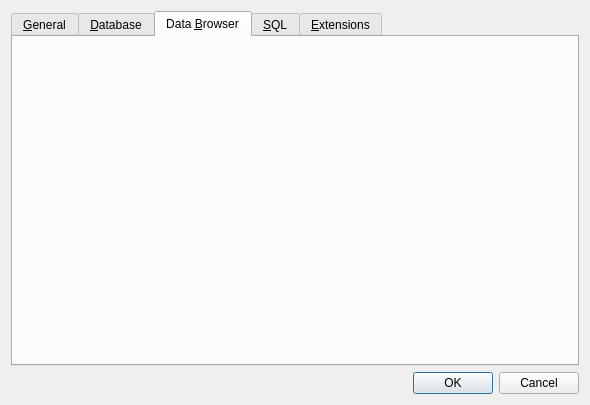
Above: src/PreferencesDialog.ui from sqlitebrowser/sqlitebrowser before the change. Below: the same form after it.
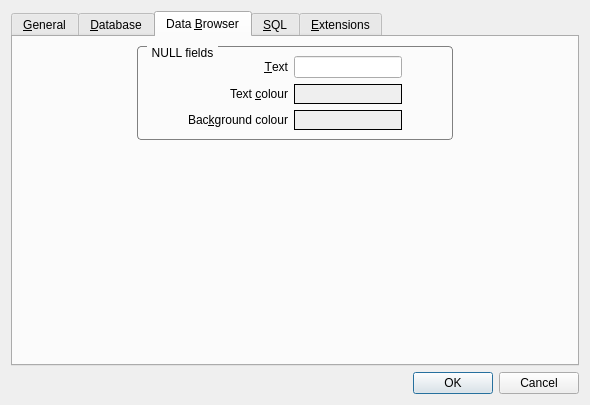
That is the form after the change. The open tabs and pages were chosen to show the change. Icons and pictures are not drawn.

Commit message:
preferencesdialog: Add NULL fields style options to Data Browser tab
This adds the ability to customize the text, font colour
and background colour of NULL fields.

The edit to the form file:
```diff
--- a/src/PreferencesDialog.ui
+++ b/src/PreferencesDialog.ui
@@ -228,6 +228,179 @@
       <attribute name="title">
        <string>Data &amp;Browser</string>
       </attribute>
+      <layout class="QHBoxLayout" name="horizontalLayout_3">
+       <item>
+        <spacer name="horizontalSpacer">
+         <property name="orientation">
+          <enum>Qt::Horizontal</enum>
+         </property>
+         <property name="sizeHint" stdset="0">
+          <size>
+           <width>40</width>
+           <height>20</height>
+          </size>
+         </property>
+        </spacer>
+       </item>
+       <item>
+        <layout class="QVBoxLayout" name="verticalLayout_5">
+         <item>
+          <widget class="QGroupBox" name="groupBox">
+           <property name="autoFillBackground">
+            <bool>false</bool>
+           </property>
+           <property name="styleSheet">
+            <string notr="true">QGroupBox {
+    border: 1px solid gray;
+    border-radius: 4px;
+    margin-top: 1ex;
+}
+
+QGroupBox::title {
+    subcontrol-origin: margin;
+    subcontrol-position: top left;
+    left: 10px;
+    padding: 0 3px 0 3px;
+}</string>
+           </property>
+           <property name="title">
+            <string>NULL fields</string>
+           </property>
+           <property name="flat">
+            <bool>false</bool>
+           </property>
+           <layout class="QGridLayout" name="gridLayout">
+            <property name="leftMargin">
+             <number>50</number>
+            </property>
+            <property name="rightMargin">
+             <number>50</number>
+            </property>
+            <item row="1" column="1">
+             <widget class="QFrame" name="frameNullFgColour">
+              <property name="minimumSize">
+               <size>
+                <width>70</width>
+                <height>20</height>
+               </size>
+              </property>
+              <property name="focusPolicy">
+               <enum>Qt::StrongFocus</enum>
+              </property>
+              <property name="autoFillBackground">
+               <bool>true</bool>
+              </property>
+              <property name="frameShape">
+               <enum>QFrame::Box</enum>
+              </property>
+              <property name="frameShadow">
+               <enum>QFrame::Plain</enum>
+              </property>
+             </widget>
+            </item>
+            <item row="0" column="1">
+             <widget class="QLineEdit" name="txtNull">
+              <property name="text">
+               <string notr="true"/>
+              </property>
+              <property name="maxLength">
+               <number>15</number>
+              </property>
+             </widget>
+            </item>
+            <item row="2" column="1">
+             <widget class="QFrame" name="frameNullBgColour">
+              <property name="minimumSize">
+               <size>
+                <width>70</width>
+                <height>20</height>
+               </size>
+              </property>
+              <property name="focusPolicy">
+               <enum>Qt::StrongFocus</enum>
+              </property>
+              <property name="autoFillBackground">
+               <bool>true</bool>
+              </property>
+              <property name="frameShape">
+               <enum>QFrame::Box</enum>
+              </property>
+              <property name="frameShadow">
+               <enum>QFrame::Plain</enum>
+              </property>
+             </widget>
+            </item>
+            <item row="1" column="0">
+             <widget class="QLabel" name="label_10">
+              <property name="text">
+               <string>Text &amp;colour</string>
+              </property>
+              <property name="alignment">
+               <set>Qt::AlignRight|Qt::AlignTrailing|Qt::AlignVCenter</set>
+              </property>
+              <property name="buddy">
+               <cstring>frameNullFgColour</cstring>
+              </property>
+             </widget>
+            </item>
+            <item row="0" column="0">
+             <widget class="QLabel" name="label_12">
+              <property name="text">
+               <string>&amp;Text</string>
+              </property>
+              <property name="alignment">
+               <set>Qt::AlignRight|Qt::AlignTrailing|Qt::AlignVCenter</set>
+              </property>
+              <property name="buddy">
+               <cstring>txtNull</cstring>
+              </property>
+             </widget>
+            </item>
+            <item row="2" column="0">
+             <widget class="QLabel" name="label_11">
+              <property name="text">
+               <string>Bac&amp;kground colour</string>
+              </property>
+              <property name="alignment">
+               <set>Qt::AlignRight|Qt::AlignTrailing|Qt::AlignVCenter</set>
+              </property>
+              <property name="buddy">
+               <cstring>frameNullBgColour</cstring>
+              </property>
+             </widget>
+            </item>
+           </layout>
+          </widget>
+         </item>
+         <item>
+          <spacer name="verticalSpacer_2">
+           <property name="orientation">
+            <enum>Qt::Vertical</enum>
+           </property>
+           <property name="sizeHint" stdset="0">
+            <size>
+             <width>20</width>
+             <height>40</height>
+            </size>
+           </property>
+          </spacer>
+         </item>
+        </layout>
+       </item>
+       <item>
+        <spacer name="horizontalSpacer_3">
+         <property name="orientation">
+          <enum>Qt::Horizontal</enum>
+         </property>
+         <property name="sizeHint" stdset="0">
+          <size>
+           <width>40</width>
+           <height>20</height>
+          </size>
+         </property>
+        </spacer>
+       </item>
+      </layout>
      </widget>
      <widget class="QWidget" name="tab_2">
       <attribute name="title">
```
Left out of the diff: 3 changed lines with no effect on the pictures. The commit also changes 3 other files.
